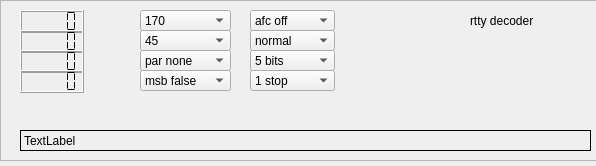
JvanKatwijk/sdr-j-sw, file swreceiver/plugins/decoders/rtty-decoder/widget.ui: the form before one commit.
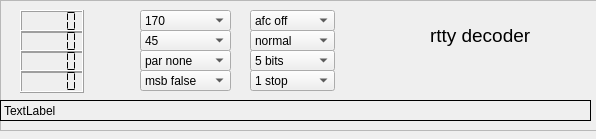
The form after the commit.

Diff of the .ui file:
```diff
--- a/swreceiver/plugins/decoders/rtty-decoder/widget.ui
+++ b/swreceiver/plugins/decoders/rtty-decoder/widget.ui
@@ -7,7 +7,7 @@
     <x>0</x>
     <y>0</y>
     <width>596</width>
-    <height>166</height>
+    <height>139</height>
    </rect>
   </property>
   <property name="windowTitle">
@@ -19,7 +19,7 @@
      <x>0</x>
      <y>0</y>
      <width>661</width>
-     <height>161</height>
+     <height>131</height>
     </rect>
    </property>
    <property name="frameShape">
@@ -83,9 +83,9 @@
    <widget class="QLabel" name="rttytextBox">
     <property name="geometry">
      <rect>
-      <x>20</x>
-      <y>130</y>
-      <width>571</width>
+      <x>0</x>
+      <y>100</y>
+      <width>591</width>
       <height>21</height>
      </rect>
     </property>
@@ -324,12 +324,17 @@
    <widget class="QLabel" name="label">
     <property name="geometry">
      <rect>
-      <x>470</x>
+      <x>430</x>
       <y>10</y>
-      <width>111</width>
-      <height>21</height>
+      <width>151</width>
+      <height>51</height>
      </rect>
     </property>
+    <property name="font">
+     <font>
+      <pointsize>14</pointsize>
+     </font>
+    </property>
     <property name="text">
      <string>rtty decoder</string>
     </property>
```
Left out of the diff: 12 changed lines with no effect on the pictures.
